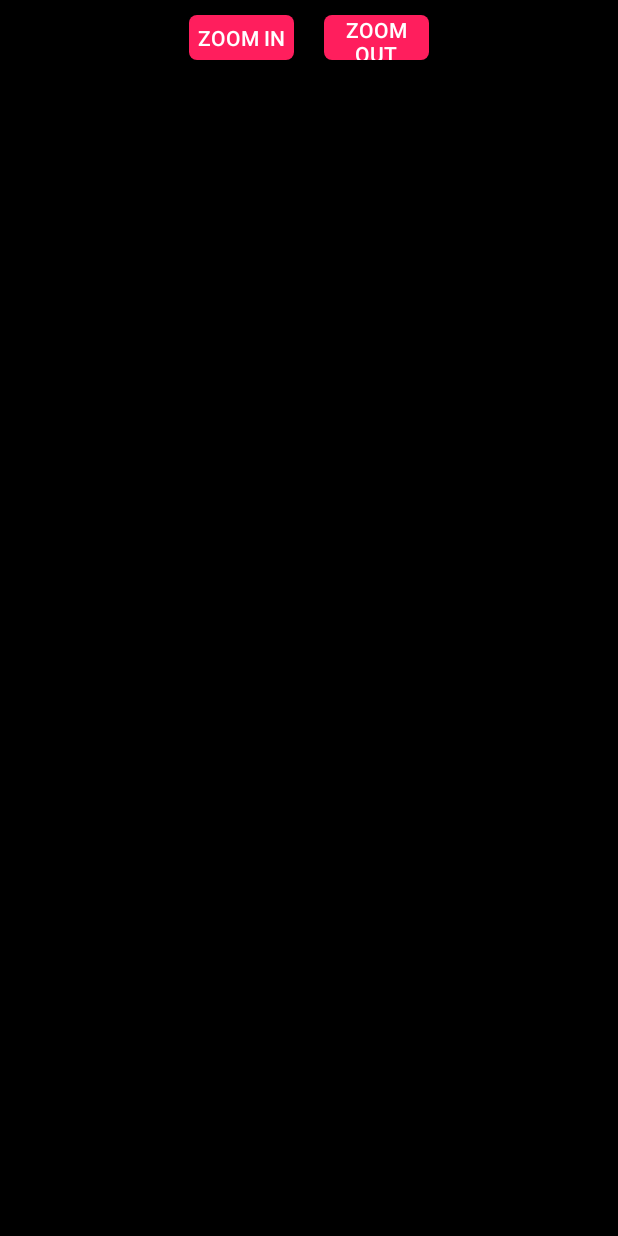
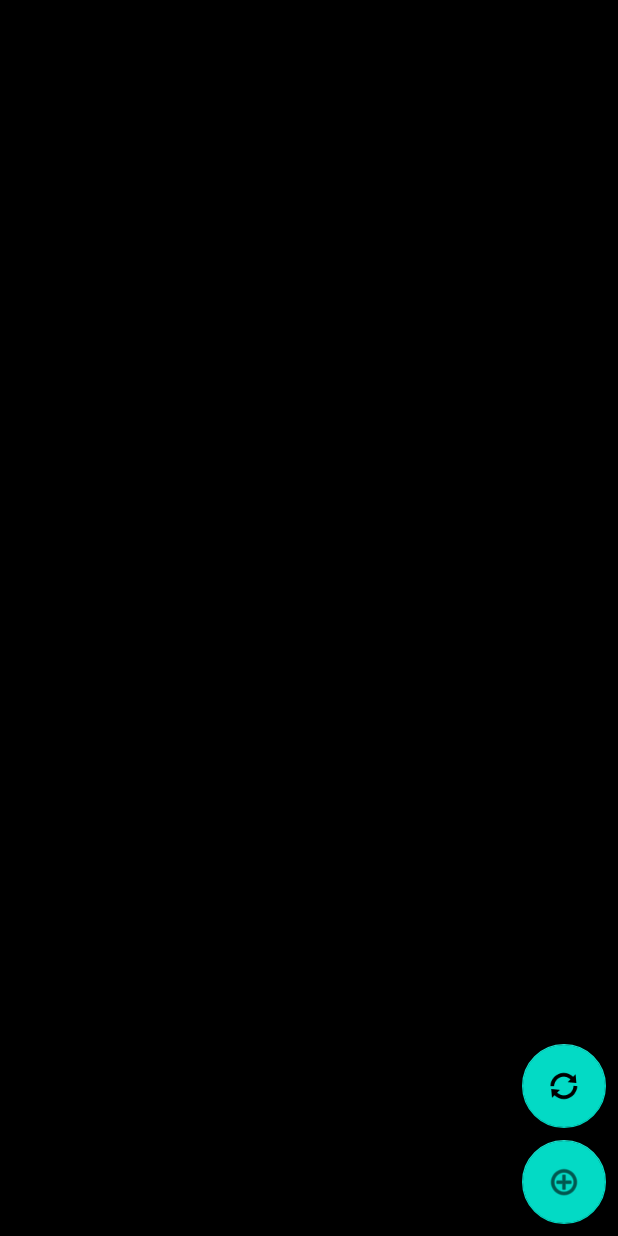
Before and after one commit to WillianKohatsu/ArvoreGenealogica, an Android app: the FamilyTreeActivity screen opened directly, with no data from a screen before it, on a phone screen of 412 x 824 dp. Run offline under Robolectric (Android 15) with nearby library versions, the phone set to English and light mode, and no system bars; our stand-ins replace Firebase (no records; nobody signed in at launch, a user with empty details on screens opened directly); libraries missing offline, so code that uses them is left out: com.alibaba.fastjson, com.orhanobut.logger; 2 statements that could not run were skipped.

Commit message:
Adicionadas funções de atualizar e adicionar novo parente na tela de exibição da árvore

```diff
--- a/app/src/main/java/com/example/arvoregenealogica/AddParente.java
+++ b/app/src/main/java/com/example/arvoregenealogica/AddParente.java
@@ -86,20 +86,21 @@ public class AddParente extends AppCompatActivity {
 
     private void cadastrarParente(View v){
         db = new DatabaseHelper(this);
-        db.insertPessoa(nome, titulo, imagem, gen, dtNasc);
+        int idPessoa = (int) db.insertPessoa(nome, titulo, imagem, gen, dtNasc);
         Snackbar snackbar = Snackbar.make(v, mensagem[1], Snackbar.LENGTH_SHORT);
         snackbar.show();
         new Handler().postDelayed(new Runnable() {
             @Override
             public void run() {
-                telaArvore();
+                telaPerfil(idPessoa);
             }
         },3000);
 
     }
 
-    private void telaArvore(){
-        Intent intent = new Intent(AddParente.this, Arvore.class);
+    private void telaPerfil(int idPessoa){
+        Intent intent = new Intent(this, Perfil.class);
+        intent.putExtra("id",idPessoa);
         startActivity(intent);
         finish();
     }
--- a/app/src/main/java/com/example/arvoregenealogica/ui/FamilyTreeActivity.java
+++ b/app/src/main/java/com/example/arvoregenealogica/ui/FamilyTreeActivity.java
@@ -3,11 +3,15 @@ package com.example.arvoregenealogica.ui;
 import android.Manifest;
 import android.content.Intent;
 import android.os.Bundle;
+import android.view.MotionEvent;
+import android.view.ScaleGestureDetector;
 import android.view.View;
 import android.widget.Button;
 
 import com.alibaba.fastjson.JSONArray;
 import com.alibaba.fastjson.JSONObject;
+import com.example.arvoregenealogica.AddParente;
+import com.example.arvoregenealogica.Arvore;
 import com.example.arvoregenealogica.Perfil;
 import com.example.arvoregenealogica.db.DatabaseHelper;
 import com.example.arvoregenealogica.interfaces.OnFamilySelectListener;
@@ -19,6 +23,8 @@ import com.example.arvoregenealogica.utils.ConvertPessoa;
 import com.example.arvoregenealogica.utils.ToastMaster;
 import com.example.arvoregenealogica.R;
 import com.example.arvoregenealogica.db.FamilyLiteOrm;
+import com.google.android.material.floatingactionbutton.FloatingActionButton;
+import com.google.android.material.snackbar.Snackbar;
 import com.google.common.reflect.TypeToken;
 import com.google.gson.Gson;
 import com.google.gson.JsonArray;
@@ -34,8 +40,10 @@ public class FamilyTreeActivity extends BaseActivity {
 
     private Button btnEnlarge;
     private Button btnShrinkDown;
+    private FloatingActionButton fabAddParente, fabAtualizarArvore;
     private FamilyTreeView ftvTree;
-    private FamilyTreeView2 ftvTree2;
+    ScaleGestureDetector scaleGestureDetector;
+    //private FamilyTreeView2 ftvTree2;
 
     private FamilyLiteOrm mDatabase;
 
@@ -57,6 +65,24 @@ public class FamilyTreeActivity extends BaseActivity {
         setPermissions();
          */
         initView();
+
+        fabAddParente.setOnClickListener(new View.OnClickListener() {
+            @Override
+            public void onClick(View view) {
+                Intent intent = new Intent(FamilyTreeActivity.this, AddParente.class);
+                startActivity(intent);
+            }
+        });
+
+        fabAtualizarArvore.setOnClickListener(new View.OnClickListener() {
+            @Override
+            public void onClick(View view) {
+                Snackbar snackbar = Snackbar.make(view, "Árvore atualizada", Snackbar.LENGTH_SHORT);
+                snackbar.show();
+                setData();
+            }
+        });
+
         setData();
     }
 
@@ -74,10 +100,12 @@ public class FamilyTreeActivity extends BaseActivity {
     }
 
     private void initView() {
-        btnEnlarge = (Button) findViewById(R.id.btn_enlarge);
-        btnShrinkDown = (Button) findViewById(R.id.btn_shrink_down);
+        //btnEnlarge = (Button) findViewById(R.id.btn_enlarge);
+        //btnShrinkDown = (Button) findViewById(R.id.btn_shrink_down);
+        fabAddParente = (FloatingActionButton) findViewById(R.id.fabAddParente);
+        fabAtualizarArvore = (FloatingActionButton) findViewById(R.id.fabAtualizarArvore);
         ftvTree = (FamilyTreeView) findViewById(R.id.ftv_tree);
-        ftvTree2 = (FamilyTreeView2) findViewById(R.id.ftv_tree2);
+        //ftvTree2 = (FamilyTreeView2) findViewById(R.id.ftv_tree2);
     }
 
     private void setData() {
@@ -85,12 +113,12 @@ public class FamilyTreeActivity extends BaseActivity {
             haveFosterParent = getIntent().getBooleanExtra(HAVE_FOSTER_PARENT, false);
             if (haveFosterParent) {
                 ftvTree.setVisibility(View.GONE);
-                ftvTree2.setVisibility(View.VISIBLE);
+                //ftvTree2.setVisibility(View.VISIBLE);
                 btnEnlarge.setVisibility(View.GONE);
                 btnShrinkDown.setVisibility(View.GONE);
             } else {
                 ftvTree.setVisibility(View.VISIBLE);
-                ftvTree2.setVisibility(View.GONE);
+                //ftvTree2.setVisibility(View.GONE);
             }
 
             mDatabase = new FamilyLiteOrm(this);
@@ -106,22 +134,22 @@ public class FamilyTreeActivity extends BaseActivity {
             mDatabase.deleteTable();
             mDatabase.save(mList);
 
-            btnEnlarge.setOnClickListener(click);
-            btnShrinkDown.setOnClickListener(click);
+            //btnEnlarge.setOnClickListener(click);
+            //btnShrinkDown.setOnClickListener(click);
 
 
             FamilyMember mFamilyMember = mDatabase.getFamilyTreeById(MY_ID);
 
             if (mFamilyMember != null) {
                 if (haveFosterParent) {
-                    ftvTree2.setFamilyMember(mFamilyMember);
+                    //ftvTree2.setFamilyMember(mFamilyMember);
                 } else {
                     ftvTree.setFamilyMember(mFamilyMember);
                 }
             }
 
             ftvTree.setOnFamilySelectListener(familySelect);
-            ftvTree2.setOnFamilySelectListener(familySelect);
+            //ftvTree2.setOnFamilySelectListener(familySelect);
         }
         catch (Exception ex){
             String msg = ex.getMessage();
@@ -140,7 +168,7 @@ public class FamilyTreeActivity extends BaseActivity {
                 FamilyMember currentFamily = mDatabase.getFamilyTreeById(currentFamilyId);
                 if (currentFamily != null) {
                     if (haveFosterParent) {
-                        ftvTree2.setFamilyMember(currentFamily);
+                        //ftvTree2.setFamilyMember(currentFamily);
                     } else {
                         ftvTree.setFamilyMember(currentFamily);
                     }
@@ -149,7 +177,7 @@ public class FamilyTreeActivity extends BaseActivity {
         }
     };
 
-    private View.OnClickListener click = new View.OnClickListener() {
+    /*private View.OnClickListener click = new View.OnClickListener() {
         @Override
         public void onClick(View v) {
             if (!haveFosterParent) {
@@ -163,7 +191,7 @@ public class FamilyTreeActivity extends BaseActivity {
                 }
             }
         }
-    };
+    };*/
 
     public void abrirTelaPerfil(String id){
         Intent intent = new Intent(this, Perfil.class);
--- a/app/src/main/res/layout/activity_family_tree.xml
+++ b/app/src/main/res/layout/activity_family_tree.xml
@@ -1,60 +1,59 @@
 <?xml version="1.0" encoding="utf-8"?>
-<LinearLayout xmlns:android="http://schemas.android.com/apk/res/android"
+<androidx.constraintlayout.widget.ConstraintLayout xmlns:android="http://schemas.android.com/apk/res/android"
+    xmlns:app="http://schemas.android.com/apk/res-auto"
     xmlns:tools="http://schemas.android.com/tools"
+    android:id="@+id/linearLayout"
     android:layout_width="match_parent"
     android:layout_height="match_parent"
     android:background="#000000"
     android:fitsSystemWindows="true"
-    android:orientation="vertical"
     tools:context="com.example.arvoregenealogica.ui.MainActivity">
 
 
-    <LinearLayout
-        android:layout_width="match_parent"
+    <com.example.arvoregenealogica.ui.view.FamilyTreeView
+        android:id="@+id/ftv_tree"
+        android:layout_width="0dp"
+        android:layout_height="0dp"
+        android:background="#ffffff"
+        app:layout_constraintBottom_toTopOf="parent"
+        app:layout_constraintEnd_toStartOf="parent"
+        app:layout_constraintStart_toStartOf="parent"
+        app:layout_constraintTop_toTopOf="parent">
+
+    </com.example.arvoregenealogica.ui.view.FamilyTreeView>
+
+    <com.google.android.material.floatingactionbutton.FloatingActionButton
+        android:id="@+id/fabAddParente"
+        android:layout_width="wrap_content"
         android:layout_height="wrap_content"
-        android:gravity="center"
-        android:orientation="horizontal">
+        android:layout_marginEnd="8dp"
+        android:layout_marginBottom="8dp"
+        android:clickable="true"
+        android:src="@android:drawable/ic_menu_add"
+        app:layout_constraintBottom_toBottomOf="parent"
+        app:layout_constraintEnd_toEndOf="parent" />
 
-        <Button
-            android:id="@+id/btn_enlarge"
-            android:layout_width="70dp"
-            android:layout_height="30dp"
-            android:layout_margin="10dp"
-            android:background="@drawable/shape_btn_red"
-            android:text="Zoom in"
-            android:textColor="@android:color/white"
-            android:textSize="14sp" />
 
-        <Button
-            android:id="@+id/btn_shrink_down"
-            android:layout_width="70dp"
-            android:layout_height="30dp"
-            android:layout_margin="10dp"
-            android:background="@drawable/shape_btn_red"
-            android:text="Zoom out"
-            android:textColor="@android:color/white"
-            android:textSize="14sp" />
+    <androidx.constraintlayout.widget.ConstraintLayout
+        android:id="@+id/constraintLayout"
+        android:layout_width="0dp"
+        android:layout_height="wrap_content"
+        app:layout_constraintBottom_toBottomOf="parent"
+        app:layout_constraintEnd_toEndOf="parent"
+        app:layout_constraintStart_toStartOf="parent"
+        app:layout_constraintTop_toBottomOf="parent">
 
-    </LinearLayout>
+    </androidx.constraintlayout.widget.ConstraintLayout>
 
-    <LinearLayout
-        android:layout_width="match_parent"
-        android:layout_height="match_parent"
-        android:orientation="vertical">
+    <com.google.android.material.floatingactionbutton.FloatingActionButton
+        android:id="@+id/fabAtualizarArvore"
+        android:layout_width="wrap_content"
+        android:layout_height="wrap_content"
+        android:layout_marginEnd="8dp"
+        android:layout_marginBottom="8dp"
+        android:clickable="true"
+        android:src="@android:drawable/ic_popup_sync"
+        app:layout_constraintBottom_toTopOf="@+id/fabAddParente"
+        app:layout_constraintEnd_toEndOf="parent" />
 
-        <com.example.arvoregenealogica.ui.view.FamilyTreeView
-            android:id="@+id/ftv_tree"
-            android:layout_width="match_parent"
-            android:layout_height="match_parent"
-            android:background="#ffffff" />
-
-        <com.example.arvoregenealogica.ui.view.FamilyTreeView2
-            android:id="@+id/ftv_tree2"
-            android:layout_width="match_parent"
-            android:layout_height="match_parent"
-            android:background="#ffffff"
-            android:visibility="gone" />
-
-    </LinearLayout>
-
-</LinearLayout>
+</androidx.constraintlayout.widget.ConstraintLayout>
```
